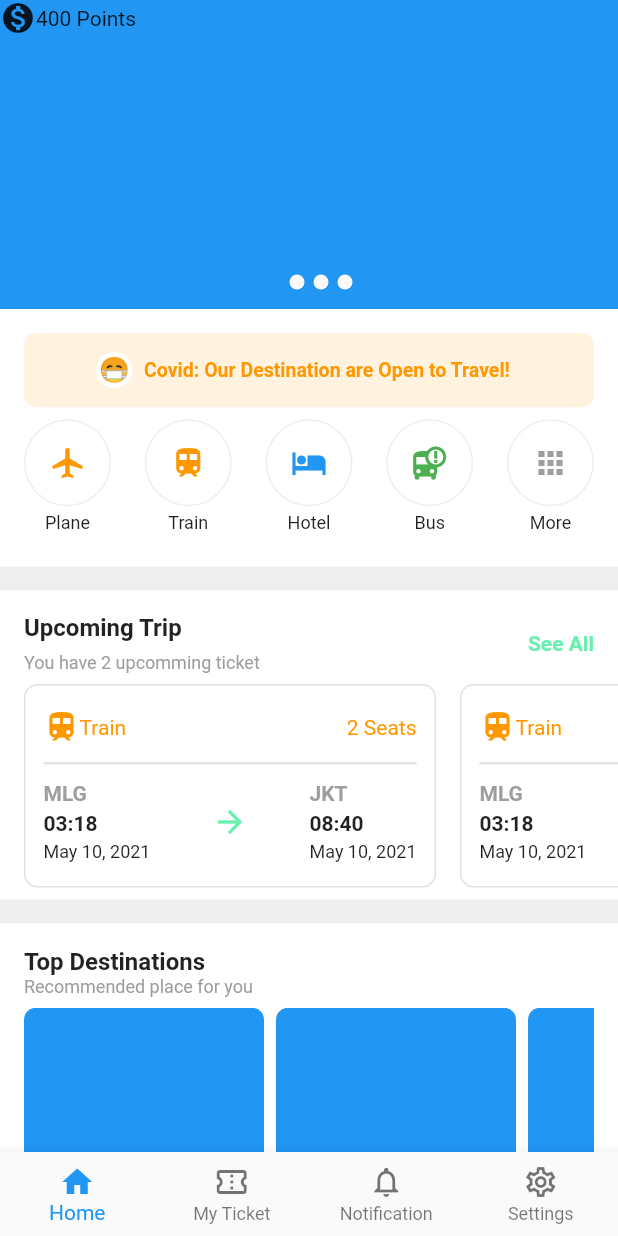
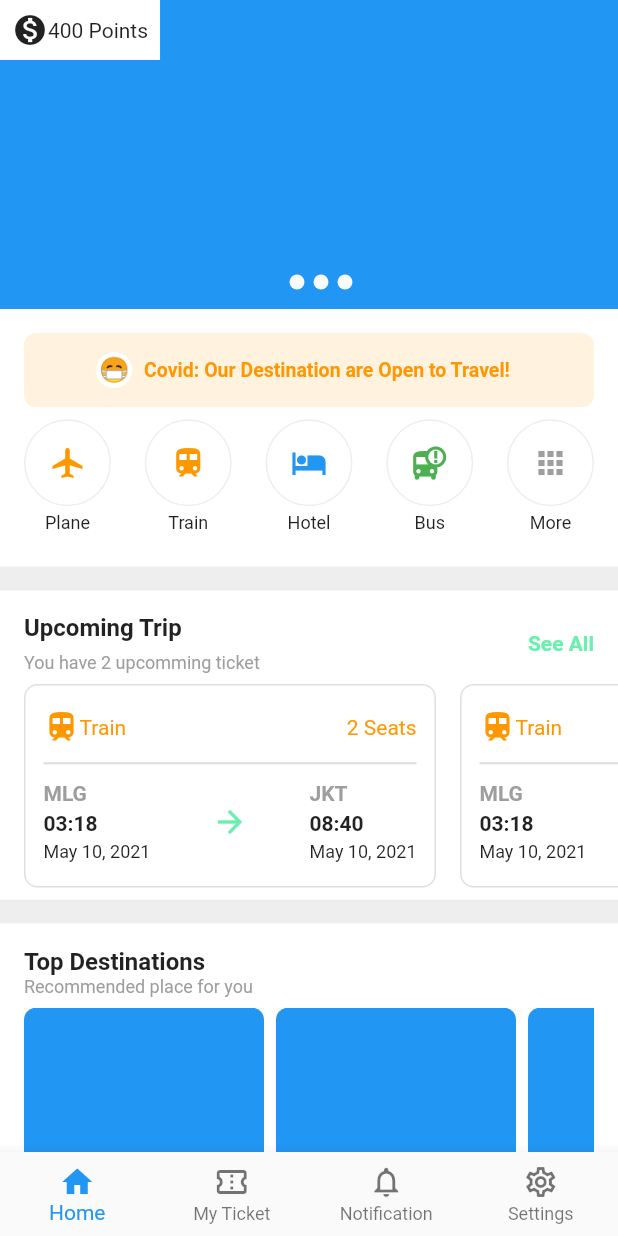
Before and after one commit to JAICHANGPARK/flutter_notebook_11th_story, a Flutter app: the screen it shows after launch, on a phone screen of 412 x 824 dp. Run offline on Flutter 3.47's test engine with Material 2 defaults, Android fonts, the phone set to English and light mode, and no system bars; our stand-ins replace backdrop, badges, flutter_inner_drawer, flutter_slidable, flutter_swiper, google_fonts.

Commit message:
Update ticket_booking_home_page.dart

```diff
--- a/lib/ep710_ticket_booking_app/ticket_booking_home_page.dart
+++ b/lib/ep710_ticket_booking_app/ticket_booking_home_page.dart
@@ -45,6 +45,10 @@ class _TicketBookingHomePageState extends State<TicketBookingHomePage> {
                           Row(
                             children: [
                               Container(
+                                decoration: BoxDecoration(
+                                  color: Colors.white
+                                ),
+                                padding: EdgeInsets.symmetric(vertical: 8, horizontal: 8),
                                 child:
                                 Row(
                                   children: [
```
